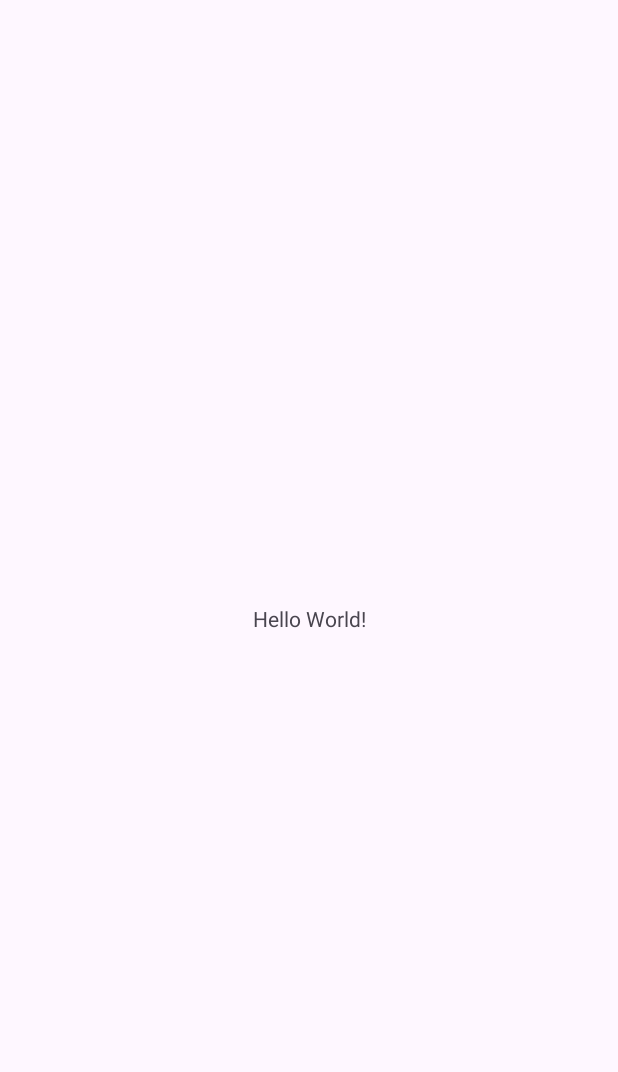
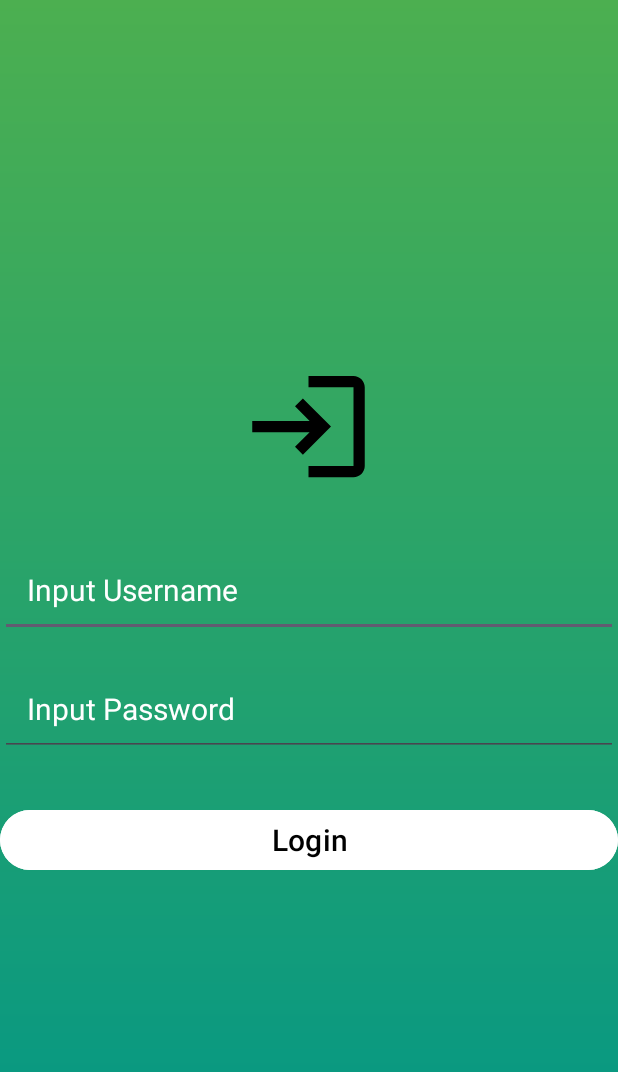
Before and after one commit to dionazani/karyabersama-datangapps-frontend_mobile_android, an Android app: the screen it shows after launch (MainActivity), on a phone screen of 412 x 824 dp. Before the commit the part shown is almost empty. Shown: the top 1072 px of the screen. Run offline under Robolectric (Android 15) with nearby library versions, the phone set to English and light mode, and no system bars.

Commit message:
Create login page

```diff
--- a/app/src/main/java/org/karyabersama/datangapps/MainActivity.java
+++ b/app/src/main/java/org/karyabersama/datangapps/MainActivity.java
@@ -1,6 +1,10 @@
 package org.karyabersama.datangapps;
 
 import android.os.Bundle;
+import android.util.Log;
+import android.view.View;
+import android.widget.Button;
+import android.widget.EditText;
 
 import androidx.activity.EdgeToEdge;
 import androidx.appcompat.app.AppCompatActivity;
@@ -9,6 +13,10 @@ import androidx.core.view.ViewCompat;
 import androidx.core.view.WindowInsetsCompat;
 
 public class MainActivity extends AppCompatActivity {
+
+    EditText usernameEditText;
+    EditText passwordEditText;
+    Button loginButton;
 
     @Override
     protected void onCreate(Bundle savedInstanceState) {
@@ -20,5 +28,21 @@ public class MainActivity extends AppCompatActivity {
             v.setPadding(systemBars.left, systemBars.top, systemBars.right, systemBars.bottom);
             return insets;
         });
+
+        usernameEditText = findViewById(R.id.usernameEditText);
+        passwordEditText = findViewById(R.id.passwordEditText);
+        loginButton = findViewById(R.id.loginButton);
+
+        loginButton.setOnClickListener(new View.OnClickListener() {
+            @Override
+            public void onClick(View view) {
+               var username = usernameEditText.getText();
+               var password = passwordEditText.getText();
+
+                Log.i("Test Credentials", String.format("Username : %s and Password : %s", username, password));
+            }
+        }
+
+        );
     }
 }
--- a/app/src/main/res/layout/activity_main.xml
+++ b/app/src/main/res/layout/activity_main.xml
@@ -1,19 +1,59 @@
 <?xml version="1.0" encoding="utf-8"?>
-<androidx.constraintlayout.widget.ConstraintLayout xmlns:android="http://schemas.android.com/apk/res/android"
+<RelativeLayout xmlns:android="http://schemas.android.com/apk/res/android"
     xmlns:app="http://schemas.android.com/apk/res-auto"
     xmlns:tools="http://schemas.android.com/tools"
     android:id="@+id/main"
     android:layout_width="match_parent"
     android:layout_height="match_parent"
+    android:background="@drawable/login_background"
+    android:gravity="center"
+    android:padding="16dp"
     tools:context=".MainActivity">
 
-    <TextView
-        android:layout_width="wrap_content"
+    <LinearLayout
+        android:layout_width="match_parent"
         android:layout_height="wrap_content"
-        android:text="Hello World!"
-        app:layout_constraintBottom_toBottomOf="parent"
-        app:layout_constraintEnd_toEndOf="parent"
-        app:layout_constraintStart_toStartOf="parent"
-        app:layout_constraintTop_toTopOf="parent" />
+        android:gravity="center"
+        android:orientation="vertical">
 
-</androidx.constraintlayout.widget.ConstraintLayout>
+        <ImageView
+            android:layout_width="90dp"
+            android:layout_height="90dp"
+            android:src="@drawable/baseline_login_24"/>
+
+        <EditText
+            android:layout_width="match_parent"
+            android:layout_height="wrap_content"
+            android:layout_marginTop="32dp"
+            android:hint="Input Username"
+            android:textColor="@color/black"
+            android:textColorHint="@color/white"
+            android:textSize="20sp"
+            android:padding="18dp"
+            android:inputType="text"
+            android:id="@+id/usernameEditText" />
+
+        <EditText
+            android:layout_width="match_parent"
+            android:layout_height="wrap_content"
+            android:layout_marginTop="16dp"
+            android:hint="Input Password"
+            android:textColor="@color/black"
+            android:textColorHint="@color/white"
+            android:textSize="20sp"
+            android:padding="18dp"
+            android:inputType="textPassword"
+            android:id="@+id/passwordEditText" />
+
+        <Button
+            android:layout_width="match_parent"
+            android:layout_height="match_parent"
+            android:text="Login"
+            android:backgroundTint="@color/white"
+            android:textColor="@color/black"
+            android:layout_marginTop="32dp"
+            android:textSize="20sp"
+            android:id="@+id/loginButton" />
+
+    </LinearLayout>
+</RelativeLayout>
```
